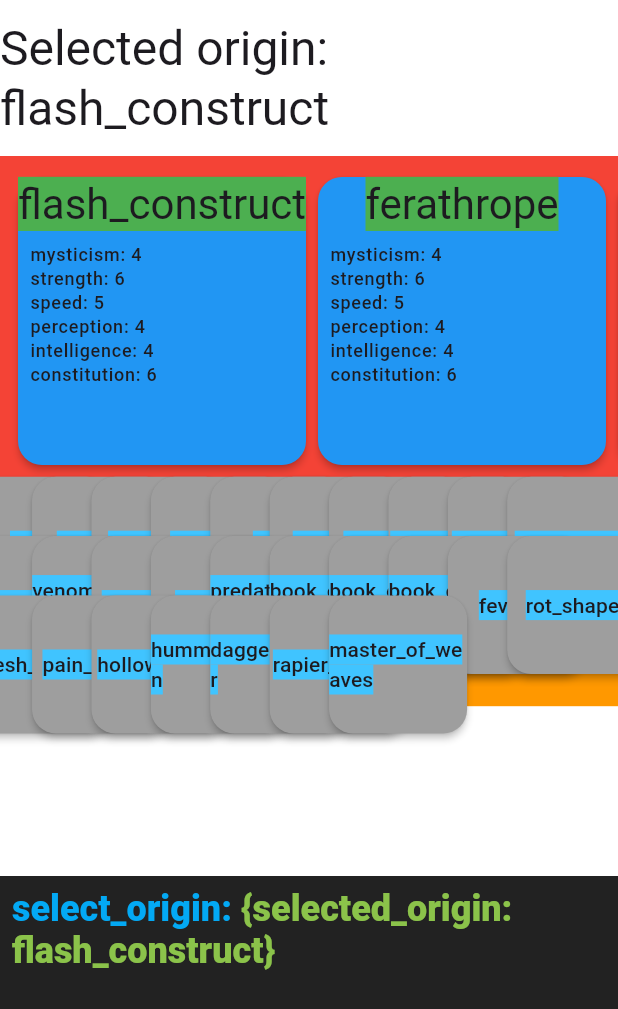
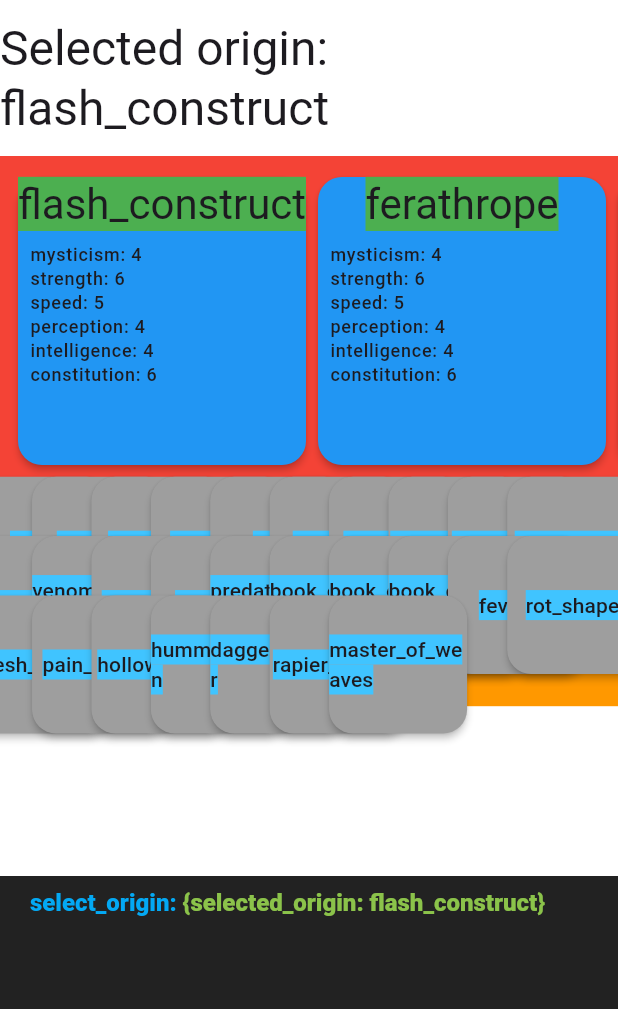
Before and after one commit to cat-person/playing_with_flatter, a Flutter app: the screen it shows after launch, after a tap on "flash_construct", on a phone screen of 412 x 824 dp. Shown: the top 1009 px of the screen. Run offline on Flutter 3.47's test engine with Material 3 defaults, Android fonts, the phone set to English and light mode, and no system bars.

Commit message:
More iterations on console

```diff
--- a/lib/ui/console/my_console.dart
+++ b/lib/ui/console/my_console.dart
@@ -22,7 +22,7 @@ class ConsoleVM extends EventProcessor<List<TextSpan>> {
                     style: TextStyle(
                       color: Colors.lightBlue,
                       decoration: TextDecoration.none,
-                      fontSize: 24,
+                      fontSize: 16,
                     ),
                   ),
                   TextSpan(
@@ -30,7 +30,7 @@ class ConsoleVM extends EventProcessor<List<TextSpan>> {
                     style: TextStyle(
                       color: Colors.lightGreen,
                       decoration: TextDecoration.none,
-                      fontSize: 24,
+                      fontSize: 16,
                     ),
                   ),
                 ],
@@ -75,7 +75,7 @@ class MyConsoleWidget extends StatelessWidget {
           return SizedBox(
             height: 240,
             child: ListView.builder(
-              padding: const EdgeInsets.all(8),
+              padding: const EdgeInsets.symmetric(vertical: 8, horizontal: 20),
               scrollDirection: Axis.vertical,
               shrinkWrap: true,
               itemCount: entries.length,
@@ -97,6 +97,6 @@ class LineListItem extends StatelessWidget {
 
   @override
   build(BuildContext context) {
-    return Text.rich(span);
+    return SizedBox(height: 24, child: Text.rich(span));
   }
 }
```
